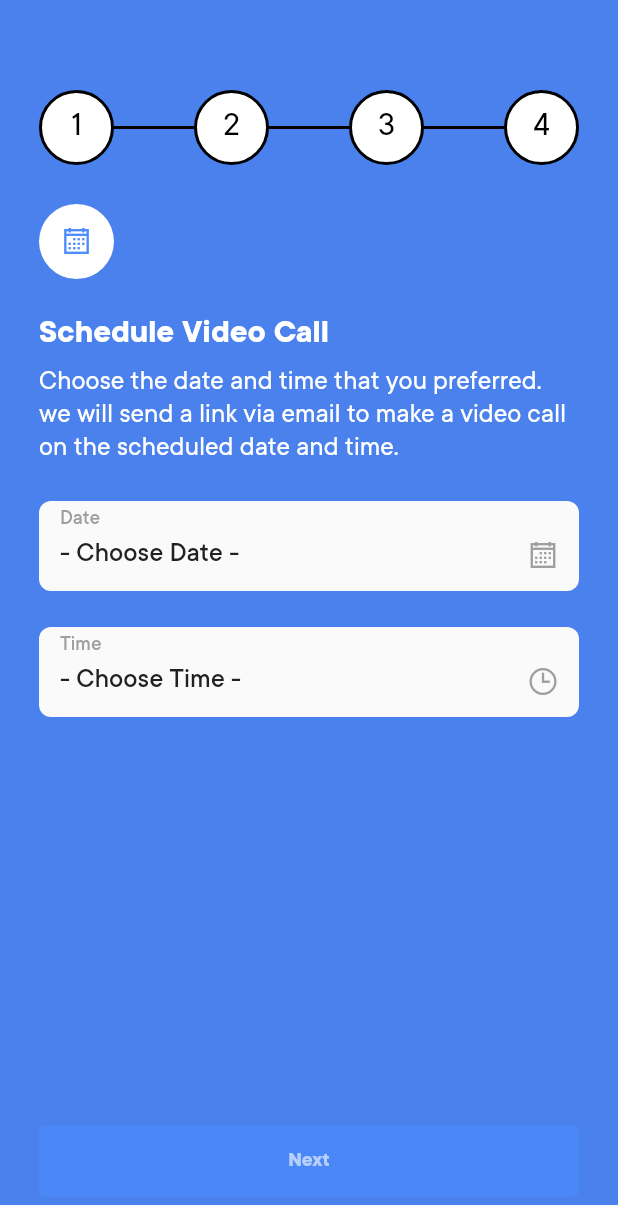
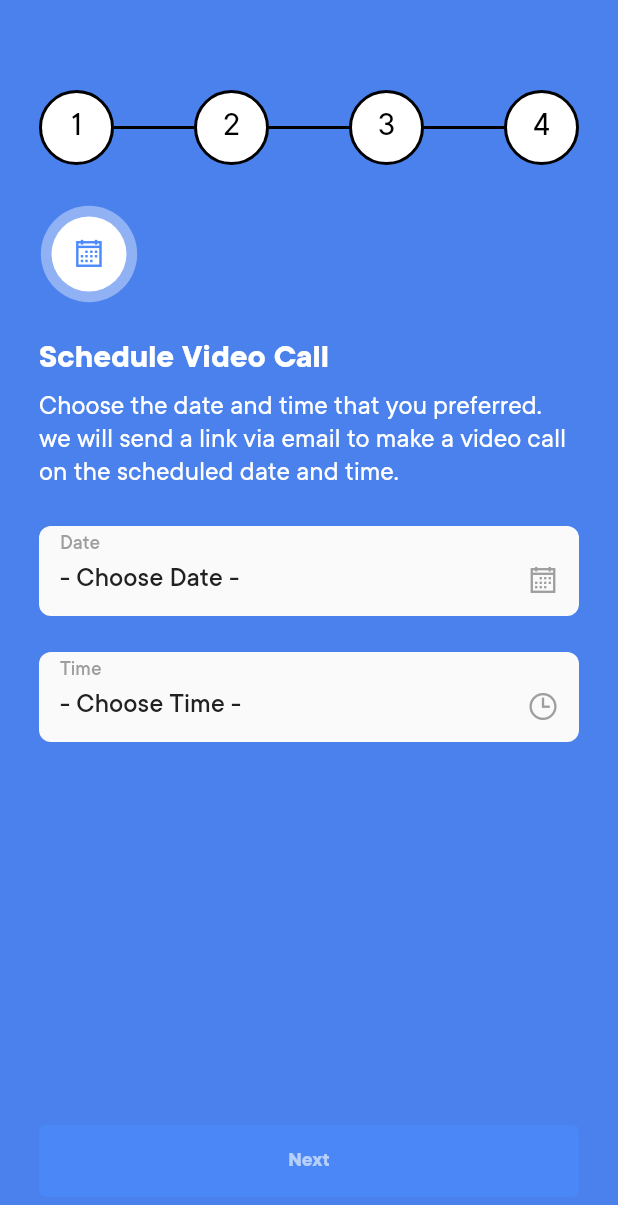
Before and after one commit to blackbeared/practicalTask, a Flutter app: the screen it shows after launch, swiped to page 4, on a phone screen of 412 x 824 dp. Shown: the top 1205 px of the screen. Run offline on Flutter 3.47's test engine with Material 2 defaults, Android fonts, the phone set to English and light mode, and no system bars; our stand-ins replace get_it, shared_preferences; generated files the repository leaves out were written again.

Commit message:
feat(auth): Added a Wave Icon Container widget
- Added wave_icon_container.widget.dart for wave animation in register.schedule_call.widget.dart file

```diff
--- /dev/null
+++ b/lib/src/core/support/wave_icon_container.widget.dart
@@ -0,0 +1,121 @@
+import 'package:flutter/material.dart';
+import 'package:flutter_task/all.exports.dart';
+
+/// Animated Wave Icon widget.
+/// [size] for widget icon size
+/// [icon] for widget icon
+/// [waveColor] for background wave
+/// [iconColor] for container icon
+class AnimatedWaveIconWidget extends StatelessWidget {
+  final double size;
+  final IconData icon;
+  final Color waveColor;
+  final Color? iconColor;
+
+  const AnimatedWaveIconWidget(
+      {Key? key,
+      required this.size,
+      required this.icon,
+      this.waveColor = Colors.white38,
+      this.iconColor})
+      : super(key: key);
+
+  @override
+  Widget build(BuildContext context) {
+    return Stack(
+      alignment: Alignment.center,
+      children: [
+        AnimatedBackgroundWidget(size: size + size / 3, color: Colors.white38),
+        Container(
+          width: size,
+          height: size,
+          decoration: BoxDecoration(
+              color: Colors.white, borderRadius: BorderRadius.circular(size)),
+          child: Icon(
+            icon,
+            color: iconColor ?? AppTheme.of(context).secondaryColor,
+            size: size / 2,
+          ),
+        ),
+      ],
+    );
+  }
+}
+
+/// Animated Wave background widget.
+/// [size] for widget icon size
+/// [color] for background color
+class AnimatedBackgroundWidget extends StatefulWidget {
+  final double size;
+  final Color color;
+
+  const AnimatedBackgroundWidget({required this.size, required this.color});
+
+  @override
+  _AnimatedBackgroundWidgetState createState() =>
+      _AnimatedBackgroundWidgetState();
+}
+
+class _AnimatedBackgroundWidgetState extends State<AnimatedBackgroundWidget>
+    with SingleTickerProviderStateMixin {
+  late AnimationController animationController;
+  late Animation animation;
+
+  @override
+  void initState() {
+    super.initState();
+    animationController = AnimationController(
+      duration: Duration(
+        seconds: 1,
+      ),
+      vsync: this,
+    );
+    animation = Tween(begin: 0.5, end: 1.0)
+        .animate(animationController)
+        .drive(CurveTween(curve: Curves.easeOut));
+    animationController.addStatusListener(animationStatusListener);
+    animationController.forward();
+  }
+
+  @override
+  void dispose() {
+    animationController.removeStatusListener(animationStatusListener);
+    animationController.dispose();
+    super.dispose();
+  }
+
+  void animationStatusListener(AnimationStatus status) {
+    if (status == AnimationStatus.completed) {
+      animationController.reverse();
+    } else if (status == AnimationStatus.dismissed) {
+      animationController.forward();
+    }
+  }
+
+  @override
+  Widget build(BuildContext context) {
+    return Container(
+      width: widget.size,
+      height: widget.size,
+      alignment: Alignment.center,
+      child: AnimatedBuilder(
+        animation: animation,
+        builder: (BuildContext context, Widget? child) {
+          final size = widget.size * (animation.value);
+          return Center(
+            child: Container(
+              width: size.toDouble(),
+              height: size.toDouble(),
+              decoration: BoxDecoration(
+                borderRadius: BorderRadius.all(
+                  Radius.circular(size / 2),
+                ),
+                color: widget.color,
+              ),
+            ),
+          );
+        },
+      ),
+    );
+  }
+}
--- a/lib/src/features/auth/register/widgets/register.schedule_call.widget.dart
+++ b/lib/src/features/auth/register/widgets/register.schedule_call.widget.dart
@@ -1,6 +1,7 @@
 import 'package:flutter/material.dart';
 import 'package:flutter/widgets.dart';
 import 'package:flutter_task/all.exports.dart';
+import 'package:flutter_task/src/core/support/wave_icon_container.widget.dart';
 import 'package:flutter_task/src/features/auth/register/viewmodel/register.viewmodel.dart';
 
 /// Schedule Video call for verification in registration flow.
@@ -18,18 +19,7 @@ class RegisterScheduleCallWidget extends StatelessWidget {
       child: Column(
         crossAxisAlignment: CrossAxisAlignment.start,
         children: [
-          Container(
-            width: 50.dp,
-            height: 50.dp,
-            decoration: BoxDecoration(
-                color: Colors.white,
-                borderRadius: BorderRadius.circular(50.dp)),
-            child: Icon(
-              LineAwesomeIcons.calendar,
-              color: AppTheme.of(context).secondaryColor,
-              size: 24.dp,
-            ),
-          ),
+          AnimatedWaveIconWidget(size: 50.dp, icon: LineAwesomeIcons.calendar),
           VerticalSpace(kSpaceLarge),
           Text(context.local.scheduleCallHeader,
               style: context.headline3.white),
```
